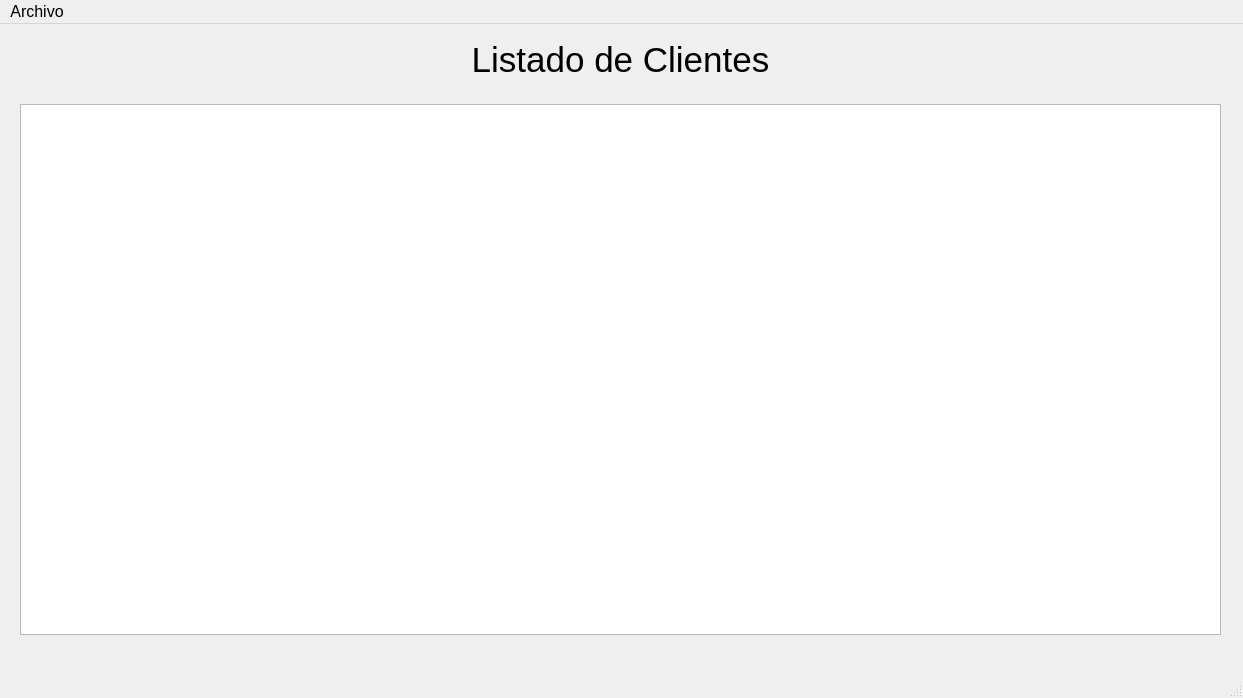
Above: lista_clientes.ui from germanbravolopez/laideal before the change. Below: the same form after it.
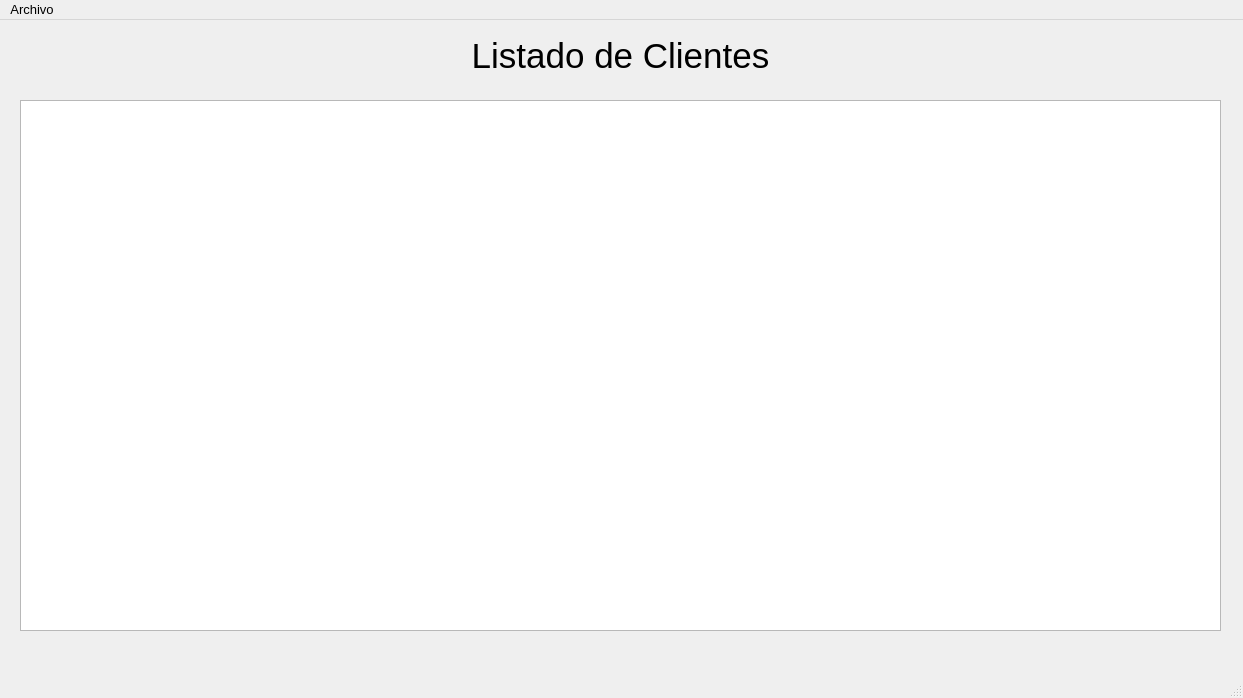
That is the form after the change.

Commit message: point size to 10 and Windows application style

Diff of the .ui file:
```diff
--- a/lista_clientes.ui
+++ b/lista_clientes.ui
@@ -18,7 +18,7 @@
   </property>
   <property name="font">
    <font>
-    <pointsize>12</pointsize>
+    <pointsize>10</pointsize>
    </font>
   </property>
   <property name="windowTitle">
```
The commit also changes 7 other files.
